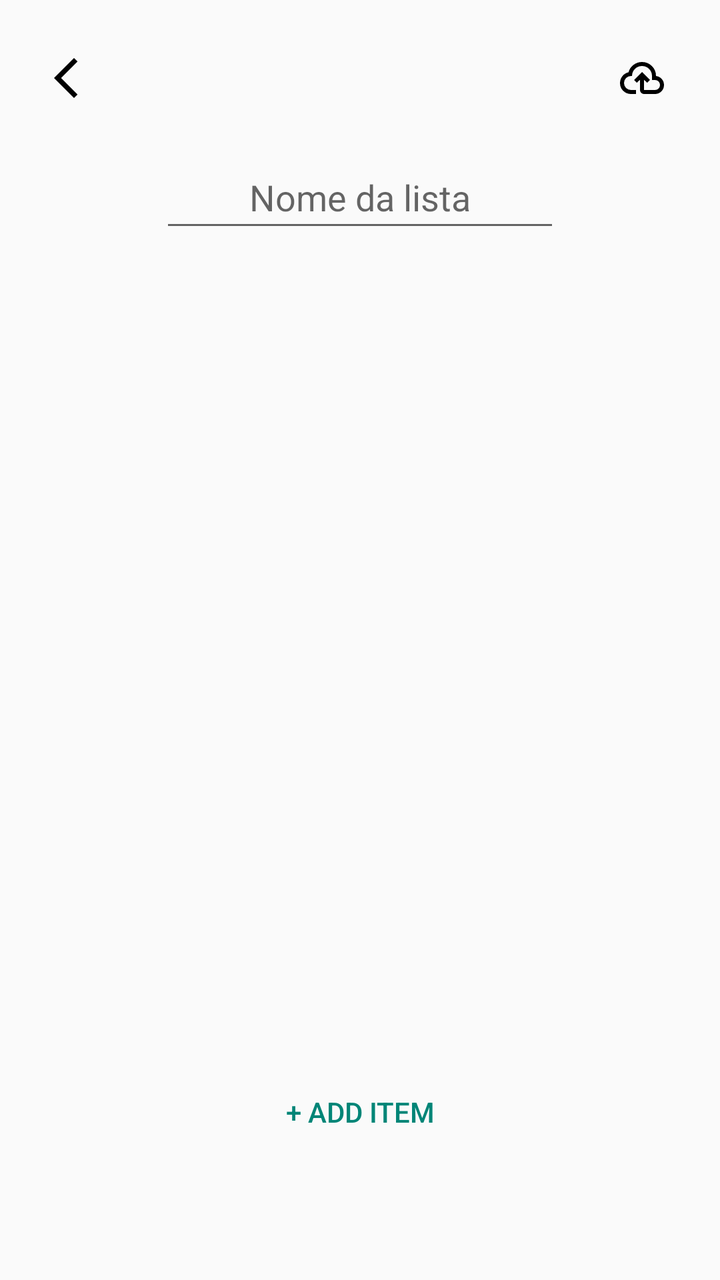
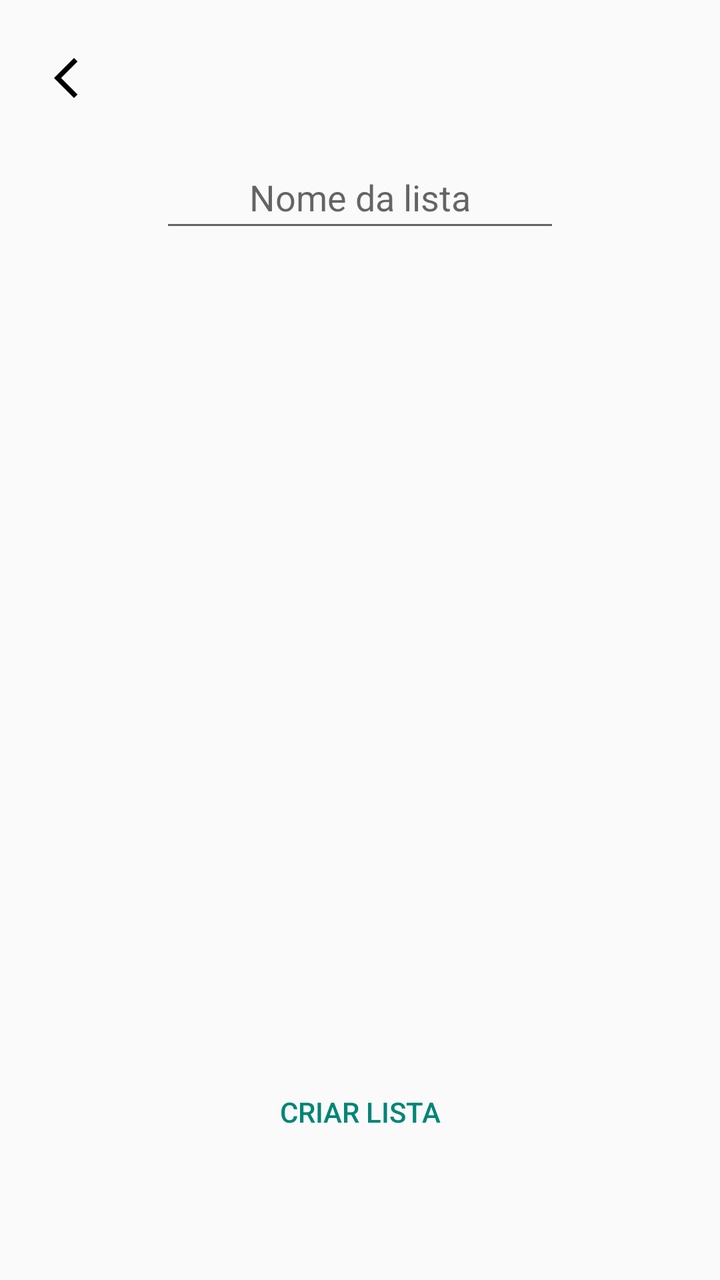

Two renders of the same Android screen: before a commit and after it. Below are the layout's source before the change and the commit's diff.
<!-- AndroidManifest.xml: application theme Theme.GroceryList -->
<!-- res/layout/activity_newlist.xml -->
<?xml version="1.0" encoding="utf-8"?>
<androidx.constraintlayout.widget.ConstraintLayout xmlns:android="http://schemas.android.com/apk/res/android"
    xmlns:app="http://schemas.android.com/apk/res-auto"
    android:layout_width="match_parent"
    android:layout_height="match_parent">

    <LinearLayout
        android:id="@+id/topBtns"
        android:layout_width="match_parent"
        android:layout_height="wrap_content"
        android:orientation="horizontal"
        app:layout_constraintTop_toTopOf="parent">

        <ImageButton
            android:id="@+id/backBtn"
            android:layout_width="48dp"
            android:layout_height="48dp"
            android:layout_marginStart="15dp"
            android:layout_marginTop="15dp"
            android:src="@drawable/ic_previous"
            android:background="@null"
            android:contentDescription="@string/backBtnDescription"
            app:layout_constraintStart_toStartOf="parent"
            app:layout_constraintTop_toTopOf="parent" />

        <Space
            android:layout_width="0dp"
            android:layout_height="1dp"
            android:layout_weight="1"/>

        <ImageButton
            android:id="@+id/saveBtn"
            android:layout_width="48dp"
            android:layout_height="48dp"
            android:layout_marginTop="15dp"
            android:layout_marginEnd="15dp"
            android:background="@null"
            android:contentDescription="@string/saveBtnDescription"
            android:src="@drawable/ic_savelist" />

    </LinearLayout>


    <EditText
        android:id="@+id/nameField"
        android:layout_width="200dp"
        android:layout_height="wrap_content"
        android:layout_marginTop="10dp"
        android:autofillHints="name"
        android:gravity="center"
        android:hint="@string/defaultListName"
        android:inputType="text"
        android:minHeight="48dp"
        app:layout_constraintEnd_toEndOf="parent"
        app:layout_constraintStart_toStartOf="parent"
        app:layout_constraintTop_toBottomOf="@+id/topBtns" />

    <ScrollView
        android:id="@+id/scrollNewItems"
        android:layout_width="match_parent"
        android:layout_height="wrap_content"
        android:layout_marginTop="15dp"
        app:layout_constraintTop_toBottomOf="@id/nameField">

        <LinearLayout
            android:id="@+id/newItems"
            android:layout_width="match_parent"
            android:layout_height="wrap_content"
            android:gravity="center"
            android:orientation="vertical"
            android:paddingStart="16dp"
            android:paddingTop="16dp"
            android:paddingBottom="16dp">

        </LinearLayout>
    </ScrollView>

    <Button
        android:id="@+id/addItemBtn"
        style="?android:attr/buttonBarButtonStyle"
        android:layout_width="150dp"
        android:layout_height="48dp"
        android:layout_marginBottom="60dp"
        android:text="@string/addItem"
        app:layout_constraintBottom_toBottomOf="parent"
        app:layout_constraintStart_toStartOf="parent"
        app:layout_constraintEnd_toEndOf="parent"/>

</androidx.constraintlayout.widget.ConstraintLayout>
<!-- resources referenced by this layout -->
<resources>
  <!-- drawable ic_previous (drawable) -->
  <vector xmlns:android="http://schemas.android.com/apk/res/android" android:autoMirrored="true" android:height="24dp" android:tint="#000000" android:viewportHeight="960" android:viewportWidth="960" android:width="24dp">
        
      <path android:fillColor="@android:color/white" android:pathData="M400,880L0,480L400,80L471,151L142,480L471,809L400,880Z"/>
      
  </vector>
  <!-- drawable ic_savelist (drawable) -->
  <vector xmlns:android="http://schemas.android.com/apk/res/android" android:height="24dp" android:tint="#000000" android:viewportHeight="960" android:viewportWidth="960" android:width="24dp">
        
      <path android:fillColor="@android:color/white" android:pathData="M260,800Q169,800 104.5,737Q40,674 40,583Q40,505 87,444Q134,383 210,366Q235,274 310,217Q385,160 480,160Q597,160 678.5,241.5Q760,323 760,440L760,440L760,440Q829,448 874.5,499.5Q920,551 920,620Q920,695 867.5,747.5Q815,800 740,800L520,800Q487,800 463.5,776.5Q440,753 440,720L440,514L376,576L320,520L480,360L640,520L584,576L520,514L520,720Q520,720 520,720Q520,720 520,720L740,720Q782,720 811,691Q840,662 840,620Q840,578 811,549Q782,520 740,520L680,520L680,440Q680,357 621.5,298.5Q563,240 480,240Q397,240 338.5,298.5Q280,357 280,440L260,440Q202,440 161,481Q120,522 120,580Q120,638 161,679Q202,720 260,720L360,720L360,800L260,800ZM480,520L480,520L480,520Q480,520 480,520Q480,520 480,520L480,520L480,520Q480,520 480,520Q480,520 480,520L480,520Q480,520 480,520Q480,520 480,520L480,520Q480,520 480,520Q480,520 480,520Q480,520 480,520Q480,520 480,520L480,520L480,520Q480,520 480,520Q480,520 480,520Q480,520 480,520Q480,520 480,520L480,520Q480,520 480,520Q480,520 480,520Q480,520 480,520Q480,520 480,520L480,520Z"/>
      
  </vector>
  <string name="addItem">+ Add Item</string>
  <string name="backBtnDescription">Voltar</string>
  <string name="defaultListName">Nome da lista</string>
  <string name="saveBtnDescription">Save List</string>
  <style name="Theme.GroceryList" parent="Theme.AppCompat.DayNight.NoActionBar">
          
      </style>
</resources>

<!-- the commit's change to res/layout/activity_newlist.xml (unified diff, before → after) -->
@@ -4,42 +4,17 @@
     android:layout_width="match_parent"
     android:layout_height="match_parent">
 
-    <LinearLayout
-        android:id="@+id/topBtns"
-        android:layout_width="match_parent"
-        android:layout_height="wrap_content"
-        android:orientation="horizontal"
-        app:layout_constraintTop_toTopOf="parent">
-
-        <ImageButton
-            android:id="@+id/backBtn"
-            android:layout_width="48dp"
-            android:layout_height="48dp"
-            android:layout_marginStart="15dp"
-            android:layout_marginTop="15dp"
-            android:src="@drawable/ic_previous"
-            android:background="@null"
-            android:contentDescription="@string/backBtnDescription"
-            app:layout_constraintStart_toStartOf="parent"
-            app:layout_constraintTop_toTopOf="parent" />
-
-        <Space
-            android:layout_width="0dp"
-            android:layout_height="1dp"
-            android:layout_weight="1"/>
-
-        <ImageButton
-            android:id="@+id/saveBtn"
-            android:layout_width="48dp"
-            android:layout_height="48dp"
-            android:layout_marginTop="15dp"
-            android:layout_marginEnd="15dp"
-            android:background="@null"
-            android:contentDescription="@string/saveBtnDescription"
-            android:src="@drawable/ic_savelist" />
-
-    </LinearLayout>
-
+    <ImageButton
+        android:id="@+id/backBtn"
+        android:layout_width="48dp"
+        android:layout_height="48dp"
+        android:layout_marginStart="15dp"
+        android:layout_marginTop="15dp"
+        android:src="@drawable/ic_previous"
+        android:background="@null"
+        android:contentDescription="@string/backBtnDescription"
+        app:layout_constraintStart_toStartOf="parent"
+        app:layout_constraintTop_toTopOf="parent" />
 
     <EditText
         android:id="@+id/nameField"
@@ -53,7 +28,7 @@
         android:minHeight="48dp"
         app:layout_constraintEnd_toEndOf="parent"
         app:layout_constraintStart_toStartOf="parent"
-        app:layout_constraintTop_toBottomOf="@+id/topBtns" />
+        app:layout_constraintTop_toBottomOf="@+id/backBtn" />
 
     <ScrollView
         android:id="@+id/scrollNewItems"
@@ -76,12 +51,24 @@
     </ScrollView>
 
     <Button
+        android:id="@+id/createList"
+        style="?android:attr/buttonBarButtonStyle"
+        android:layout_width="150dp"
+        android:layout_height="48dp"
+        android:text="Criar Lista"
+        android:layout_marginBottom="60dp"
+        app:layout_constraintBottom_toBottomOf="parent"
+        app:layout_constraintEnd_toEndOf="parent"
+        app:layout_constraintStart_toStartOf="parent"/>
+
+    <Button
         android:id="@+id/addItemBtn"
         style="?android:attr/buttonBarButtonStyle"
         android:layout_width="150dp"
         android:layout_height="48dp"
         android:layout_marginBottom="60dp"
         android:text="@string/addItem"
+        android:visibility="gone"
         app:layout_constraintBottom_toBottomOf="parent"
         app:layout_constraintStart_toStartOf="parent"
         app:layout_constraintEnd_toEndOf="parent"/>
<!-- resource entries referenced after the edit -->
@@ -6,16 +6,9 @@
       <path android:fillColor="@android:color/white" android:pathData="M400,880L0,480L400,80L471,151L142,480L471,809L400,880Z"/>
       
   </vector>
-  <!-- drawable ic_savelist (drawable) -->
-  <vector xmlns:android="http://schemas.android.com/apk/res/android" android:height="24dp" android:tint="#000000" android:viewportHeight="960" android:viewportWidth="960" android:width="24dp">
-        
-      <path android:fillColor="@android:color/white" android:pathData="M260,800Q169,800 104.5,737Q40,674 40,583Q40,505 87,444Q134,383 210,366Q235,274 310,217Q385,160 480,160Q597,160 678.5,241.5Q760,323 760,440L760,440L760,440Q829,448 874.5,499.5Q920,551 920,620Q920,695 867.5,747.5Q815,800 740,800L520,800Q487,800 463.5,776.5Q440,753 440,720L440,514L376,576L320,520L480,360L640,520L584,576L520,514L520,720Q520,720 520,720Q520,720 520,720L740,720Q782,720 811,691Q840,662 840,620Q840,578 811,549Q782,520 740,520L680,520L680,440Q680,357 621.5,298.5Q563,240 480,240Q397,240 338.5,298.5Q280,357 280,440L260,440Q202,440 161,481Q120,522 120,580Q120,638 161,679Q202,720 260,720L360,720L360,800L260,800ZM480,520L480,520L480,520Q480,520 480,520Q480,520 480,520L480,520L480,520Q480,520 480,520Q480,520 480,520L480,520Q480,520 480,520Q480,520 480,520L480,520Q480,520 480,520Q480,520 480,520Q480,520 480,520Q480,520 480,520L480,520L480,520Q480,520 480,520Q480,520 480,520Q480,520 480,520Q480,520 480,520L480,520Q480,520 480,520Q480,520 480,520Q480,520 480,520Q480,520 480,520L480,520Z"/>
-      
-  </vector>
   <string name="addItem">+ Add Item</string>
   <string name="backBtnDescription">Voltar</string>
   <string name="defaultListName">Nome da lista</string>
-  <string name="saveBtnDescription">Save List</string>
   <style name="Theme.GroceryList" parent="Theme.AppCompat.DayNight.NoActionBar">
           
       </style>
